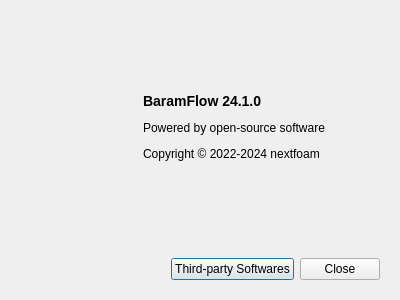
Qt form baramFlow/view/main_window/menu/help/about_dialog.ui (nextfoam/baram) before a commit.
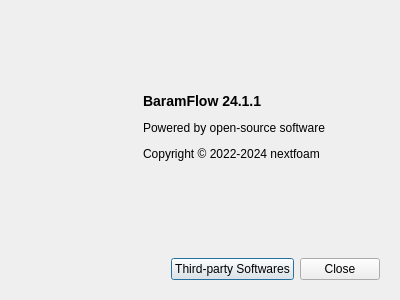
The same form after that commit.

The edit to the form file:
```diff
--- a/baramFlow/view/main_window/menu/help/about_dialog.ui
+++ b/baramFlow/view/main_window/menu/help/about_dialog.ui
@@ -90,7 +90,7 @@
          </sizepolicy>
         </property>
         <property name="text">
-         <string>&lt;p&gt;&lt;b&gt;&lt;font size=&quot;4&quot;&gt;BaramFlow 24.1.0&lt;/font&gt;&lt;/b&gt;&lt;/p&gt;
+         <string>&lt;p&gt;&lt;b&gt;&lt;font size=&quot;4&quot;&gt;BaramFlow 24.1.1&lt;/font&gt;&lt;/b&gt;&lt;/p&gt;
 
 &lt;p&gt;Powered by open-source software&lt;/p&gt;
 
```
